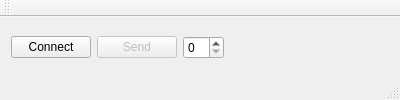
Qt form app/mainwindow.ui (Teidesat/error-correction-DEPRECATED-) before a commit.
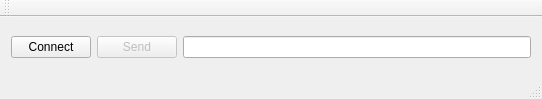
The same form after that commit.

Commit message: Usando un stream de datos

```diff
--- a/app/mainwindow.ui
+++ b/app/mainwindow.ui
@@ -6,8 +6,8 @@
    <rect>
     <x>0</x>
     <y>0</y>
-    <width>400</width>
-    <height>100</height>
+    <width>542</width>
+    <height>99</height>
    </rect>
   </property>
   <property name="windowTitle">
@@ -15,6 +15,16 @@
   </property>
   <widget class="QWidget" name="centralWidget">
    <layout class="QGridLayout" name="gridLayout">
+    <item row="0" column="0">
+     <widget class="QPushButton" name="connectionBtn">
+      <property name="text">
+       <string>Connect</string>
+      </property>
+     </widget>
+    </item>
+    <item row="0" column="2">
+     <widget class="QLineEdit" name="codeStream"/>
+    </item>
     <item row="0" column="1">
      <widget class="QPushButton" name="sendValueBtn">
       <property name="enabled">
@@ -25,29 +35,6 @@
       </property>
      </widget>
     </item>
-    <item row="0" column="2">
-     <widget class="QSpinBox" name="value"/>
-    </item>
-    <item row="0" column="3">
-     <spacer name="horizontalSpacer">
-      <property name="orientation">
-       <enum>Qt::Horizontal</enum>
-      </property>
-      <property name="sizeHint" stdset="0">
-       <size>
-        <width>40</width>
-        <height>20</height>
-       </size>
-      </property>
-     </spacer>
-    </item>
-    <item row="0" column="0">
-     <widget class="QPushButton" name="connectionBtn">
-      <property name="text">
-       <string>Connect</string>
-      </property>
-     </widget>
-    </item>
    </layout>
   </widget>
   <widget class="QMenuBar" name="menuBar">
```
Left out of the diff: 2 changed lines with no effect on the pictures. The commit also changes 6 other files.
